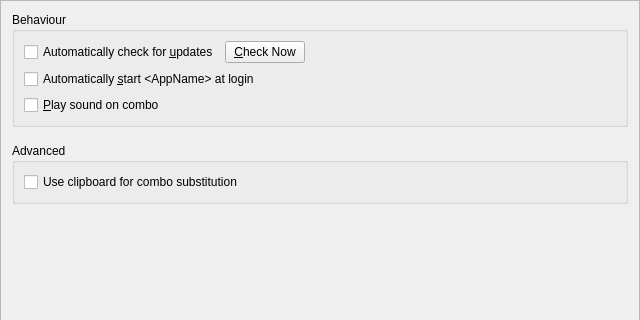
This is PreferencesFrame.ui in xmichelo/Beeftext as Qt 5 draws it before an edit; both pictures show x 0 to 640 and y 0 to 320 of the 640 by 480 pixel window. The edited form follows.
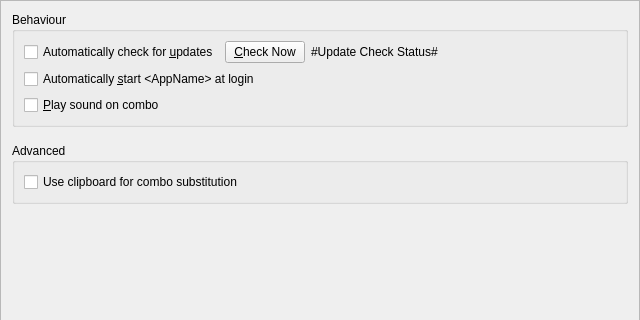
This is the edited form.

Commit message: Introduced update manager class & smarter update check.

Patch:
```diff
--- a/PreferencesFrame.ui
+++ b/PreferencesFrame.ui
@@ -39,7 +39,7 @@
      </property>
      <layout class="QVBoxLayout" name="verticalLayout_3">
       <item>
-       <layout class="QHBoxLayout" name="horizontalLayout_2">
+       <layout class="QHBoxLayout" name="horizontalLayout_2" stretch="0,0,1">
         <item>
          <widget class="QCheckBox" name="checkAutoCheckForUpdates">
           <property name="text">
@@ -55,17 +55,11 @@
          </widget>
         </item>
         <item>
-         <spacer name="horizontalSpacer_2">
-          <property name="orientation">
-           <enum>Qt::Horizontal</enum>
+         <widget class="QLabel" name="labelUpdateCheckStatus">
+          <property name="text">
+           <string notr="true">#Update Check Status#</string>
           </property>
-          <property name="sizeHint" stdset="0">
-           <size>
-            <width>40</width>
-            <height>20</height>
-           </size>
-          </property>
-         </spacer>
+         </widget>
         </item>
        </layout>
       </item>
```
The commit also changes 16 other files.
